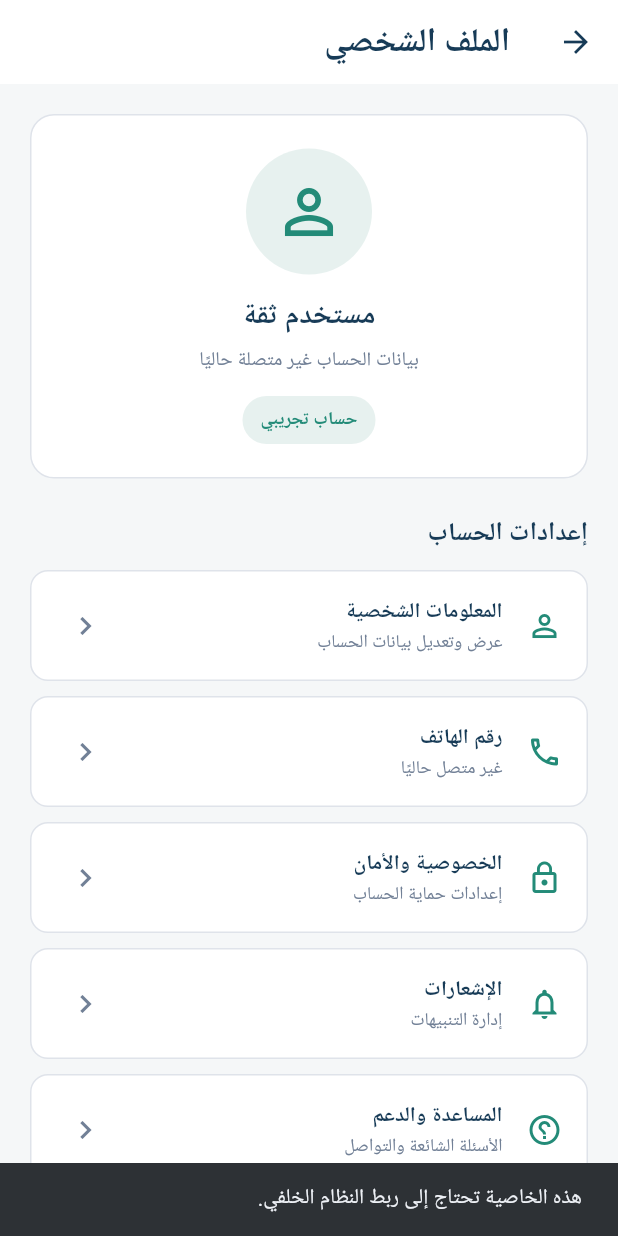
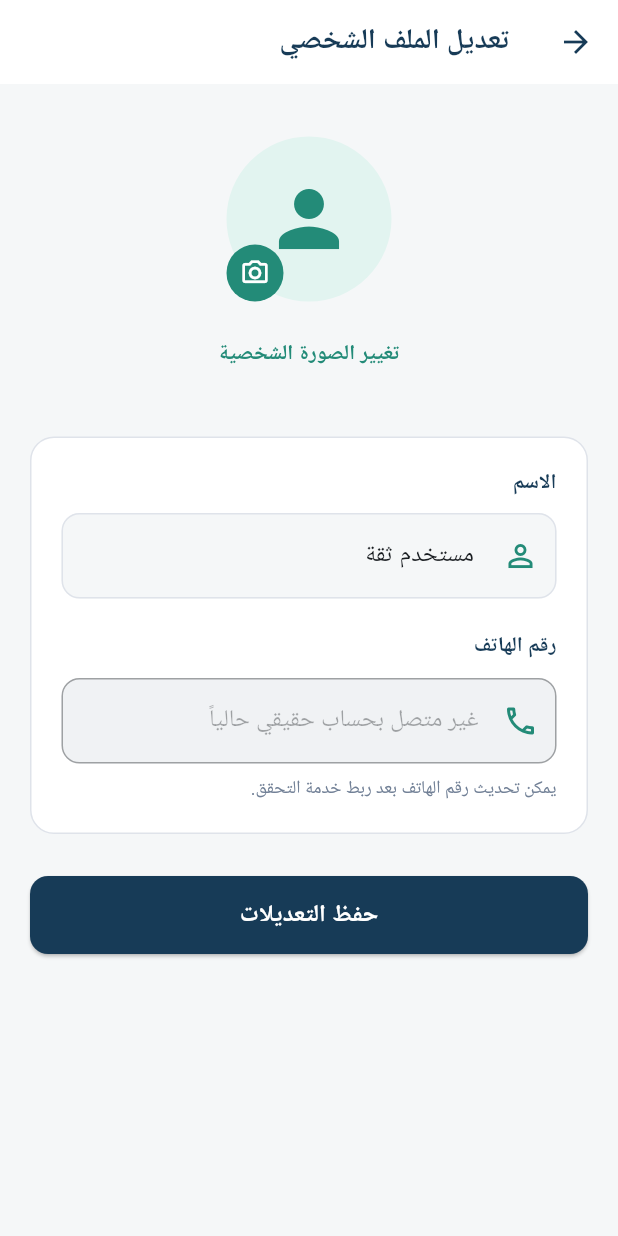
Before and after one commit to rafamarwan/thiqa, a Flutter app: the HomeScreen screen opened directly, item 5 of the bottom bar chosen, after a tap on "المعلومات الشخصية", on a phone screen of 412 x 824 dp. Run offline on Flutter 3.47's test engine with Material 3 defaults, Android fonts, the phone set to English and light mode, and no system bars; our stand-ins replace file_picker.

Commit message:
Complete user interface screens

```diff
--- /dev/null
+++ b/lib/screens/edit_profile_screen.dart
@@ -0,0 +1,290 @@
+
+import 'dart:typed_data';
+import 'package:flutter/material.dart';
+import 'package:file_picker/file_picker.dart';
+
+const editNavy = Color(0xFF173B57);
+const editTeal = Color(0xFF238B78);
+const editBg = Color(0xFFF5F7F8);
+const editBorder = Color(0xFFDFE3EA);
+
+class EditProfileScreen extends StatefulWidget {
+  const EditProfileScreen({super.key});
+
+  @override
+  State<EditProfileScreen> createState() => _EditProfileScreenState();
+}
+
+class _EditProfileScreenState extends State<EditProfileScreen> {
+  final nameController = TextEditingController(
+    text: 'مستخدم ثقة',
+  );
+
+  Uint8List? selectedImage;
+
+  @override
+  void dispose() {
+    nameController.dispose();
+    super.dispose();
+  }
+
+
+Future<void> pickImage() async {
+  try {
+    final result = await FilePicker.pickFiles(
+      type: FileType.image,
+      withData: true,
+    );
+
+    if (result == null) return;
+
+    final bytes = result.files.single.bytes;
+
+    if (bytes == null) {
+      throw Exception('تعذر قراءة الصورة');
+    }
+
+    setState(() {
+      selectedImage = bytes;
+    });
+  } catch (e) {
+    if (!mounted) return;
+
+    ScaffoldMessenger.of(context).showSnackBar(
+      const SnackBar(
+        content: Text('تعذر اختيار الصورة. حاول مرة أخرى.'),
+      ),
+    );
+  }
+}
+
+  void saveProfile() {
+    if (nameController.text.trim().isEmpty) {
+      ScaffoldMessenger.of(context).showSnackBar(
+        const SnackBar(
+          content: Text('يرجى إدخال الاسم.'),
+        ),
+      );
+      return;
+    }
+
+    showDialog(
+      context: context,
+      builder: (context) => AlertDialog(
+        title: const Text('تنبيه'),
+        content: const Text(
+          'تم التحقق من البيانات المدخلة. '
+          'لكن حفظ التعديلات بشكل دائم يحتاج إلى ربط التطبيق بالخادم.',
+        ),
+        actions: [
+          TextButton(
+            onPressed: () {
+              Navigator.pop(context);
+              Navigator.pop(context);
+            },
+            child: const Text('حسنًا'),
+          ),
+        ],
+      ),
+    );
+  }
+
+  @override
+  Widget build(BuildContext context) {
+    return Directionality(
+      textDirection: TextDirection.rtl,
+      child: Scaffold(
+        backgroundColor: editBg,
+        appBar: AppBar(
+          title: const Text(
+            'تعديل الملف الشخصي',
+            style: TextStyle(
+              color: editNavy,
+              fontWeight: FontWeight.bold,
+              fontSize: 19,
+            ),
+          ),
+          backgroundColor: Colors.white,
+          elevation: 0,
+          iconTheme: const IconThemeData(color: editNavy),
+        ),
+        body: SafeArea(
+          child: SingleChildScrollView(
+            padding: const EdgeInsets.all(20),
+            child: Column(
+              crossAxisAlignment: CrossAxisAlignment.stretch,
+              children: [
+                const SizedBox(height: 15),
+
+                Center(
+                  child: Column(
+                    children: [
+                      Stack(
+                        children: [
+                          CircleAvatar(
+                            radius: 55,
+                            backgroundColor:
+                                const Color(0xFFE2F4F0),
+                            backgroundImage: selectedImage != null
+                                ? MemoryImage(selectedImage!)
+                                : null,
+                            child: selectedImage == null
+                                ? const Icon(
+                                    Icons.person,
+                                    size: 60,
+                                    color: editTeal,
+                                  )
+                                : null,
+                          ),
+                          Positioned(
+                            bottom: 0,
+                            left: 0,
+                            child: InkWell(
+                              onTap: pickImage,
+                              child: Container(
+                                padding: const EdgeInsets.all(9),
+                                decoration: const BoxDecoration(
+                                  color: editTeal,
+                                  shape: BoxShape.circle,
+                                ),
+                                child: const Icon(
+                                  Icons.camera_alt_outlined,
+                                  color: Colors.white,
+                                  size: 20,
+                                ),
+                              ),
+                            ),
+                          ),
+                        ],
+                      ),
+                      const SizedBox(height: 12),
+                      TextButton(
+                        onPressed: pickImage,
+                        child: const Text(
+                          'تغيير الصورة الشخصية',
+                          style: TextStyle(
+                            color: editTeal,
+                            fontWeight: FontWeight.bold,
+                          ),
+                        ),
+                      ),
+                    ],
+                  ),
+                ),
+
+                const SizedBox(height: 30),
+
+                Container(
+                  padding: const EdgeInsets.all(20),
+                  decoration: BoxDecoration(
+                    color: Colors.white,
+                    borderRadius: BorderRadius.circular(16),
+                    border: Border.all(color: editBorder),
+                  ),
+                  child: Column(
+                    crossAxisAlignment: CrossAxisAlignment.start,
+                    children: [
+                      const Text(
+                        'الاسم',
+                        style: TextStyle(
+                          color: editNavy,
+                          fontWeight: FontWeight.bold,
+                        ),
+                      ),
+                      const SizedBox(height: 10),
+                      TextField(
+                        controller: nameController,
+                        textDirection: TextDirection.rtl,
+                        decoration: InputDecoration(
+                          hintText: 'أدخل الاسم',
+                          prefixIcon: const Icon(
+                            Icons.person_outline,
+                            color: editTeal,
+                          ),
+                          filled: true,
+                          fillColor: editBg,
+                          border: OutlineInputBorder(
+                            borderRadius: BorderRadius.circular(12),
+                            borderSide: const BorderSide(
+                              color: editBorder,
+                            ),
+                          ),
+                          enabledBorder: OutlineInputBorder(
+                            borderRadius: BorderRadius.circular(12),
+                            borderSide: const BorderSide(
+                              color: editBorder,
+                            ),
+                          ),
+                        ),
+                      ),
+
+                      const SizedBox(height: 22),
+
+                      const Text(
+                        'رقم الهاتف',
+                        style: TextStyle(
+                          color: editNavy,
+                          fontWeight: FontWeight.bold,
+                        ),
+                      ),
+                      const SizedBox(height: 10),
+                      TextField(
+                        enabled: false,
+                        decoration: InputDecoration(
+                          hintText: 'غير متصل بحساب حقيقي حالياً',
+                          prefixIcon: const Icon(
+                            Icons.phone_outlined,
+                            color: editTeal,
+                          ),
+                          filled: true,
+                          fillColor: const Color(0xFFF0F2F4),
+                          border: OutlineInputBorder(
+                            borderRadius: BorderRadius.circular(12),
+                            borderSide: const BorderSide(
+                              color: editBorder,
+                            ),
+                          ),
+                        ),
+                      ),
+                      const SizedBox(height: 8),
+                      const Text(
+                        'يمكن تحديث رقم الهاتف بعد ربط خدمة التحقق.',
+                        style: TextStyle(
+                          color: Color(0xFF718096),
+                          fontSize: 12,
+                        ),
+                      ),
+                    ],
+                  ),
+                ),
+
+                const SizedBox(height: 28),
+
+                SizedBox(
+                  height: 52,
+                  child: ElevatedButton(
+                    onPressed: saveProfile,
+                    style: ElevatedButton.styleFrom(
+                      backgroundColor: editNavy,
+                      foregroundColor: Colors.white,
+                      shape: RoundedRectangleBorder(
+                        borderRadius: BorderRadius.circular(12),
+                      ),
+                    ),
+                    child: const Text(
+                      'حفظ التعديلات',
+                      style: TextStyle(
+                        fontSize: 16,
+                        fontWeight: FontWeight.bold,
+                      ),
+                    ),
+                  ),
+                ),
+              ],
+            ),
+          ),
+        ),
+      ),
+    );
+  }
+}
--- a/lib/screens/home_screen.dart
+++ b/lib/screens/home_screen.dart
@@ -1,10 +1,12 @@
 
 import 'package:flutter/material.dart';
+
+import 'help_screen.dart';
+import 'my_reports_screen.dart';
+import 'notifications_screen.dart';
+import 'profile_screen.dart';
 import 'report_screen.dart';
 import 'result_screen.dart';
-import 'help_screen.dart';
-import 'my_reports_screen.dart';
-import 'profile_screen.dart';
 
 const homeNavy = Color(0xFF173B57);
 const homeTeal = Color(0xFF238B78);
@@ -80,15 +82,15 @@ class _HomeScreenState extends State<HomeScreen> {
         appBar: AppBar(
           backgroundColor: Colors.white,
           elevation: 0,
-          title: const Row(
+         title: Row(
   children: [
-              Icon(
+    const Icon(
       Icons.verified_user_outlined,
       color: homeTeal,
       size: 27,
     ),
-              SizedBox(width: 8),
-              Text(
+    const SizedBox(width: 8),
+    const Text(
       'ثِقة',
       style: TextStyle(
         color: homeNavy,
@@ -96,12 +98,29 @@ class _HomeScreenState extends State<HomeScreen> {
         fontSize: 22,
       ),
     ),
-              SizedBox(width: 5),
-              Text(
+    const SizedBox(width: 5),
+    const Text(
       '| THIQA',
       style: TextStyle(
         color: homeNavy,
         fontSize: 13,
+      ),
+    ),
+    const Spacer(),
+    IconButton(
+      tooltip: 'الإشعارات',
+      onPressed: () {
+        Navigator.push(
+          context,
+          MaterialPageRoute(
+            builder: (context) => const NotificationsScreen(),
+          ),
+        );
+      },
+      icon: const Icon(
+        Icons.notifications_none_rounded,
+        color: homeNavy,
+        size: 27,
       ),
     ),
   ],
--- a/lib/screens/profile_screen.dart
+++ b/lib/screens/profile_screen.dart
@@ -1,5 +1,6 @@
 
 import 'package:flutter/material.dart';
+import 'edit_profile_screen.dart';
 
 const profileNavy = Color(0xFF173B57);
 const profileTeal = Color(0xFF238B78);
@@ -105,12 +106,19 @@ class ProfileScreen extends StatelessWidget {
 
                 const SizedBox(height: 12),
 
-                _ProfileOption(
-                  icon: Icons.person_outline,
-                  title: 'المعلومات الشخصية',
-                  subtitle: 'عرض وتعديل بيانات الحساب',
-                  onTap: () => _showMessage(context),
-                ),
+              _ProfileOption(
+  icon: Icons.person_outline,
+  title: 'المعلومات الشخصية',
+  subtitle: 'عرض وتعديل بيانات الحساب',
+  onTap: () {
+    Navigator.push(
+      context,
+      MaterialPageRoute(
+        builder: (context) => const EditProfileScreen(),
+      ),
+    );
+  },
+),
 
                 _ProfileOption(
                   icon: Icons.phone_outlined,
```
Also changed, not shown: lib/screens/notifications_screen.dart (added, +258 -0 lines), 1 other file. Lines whose indentation alone changed are shown as unchanged.
